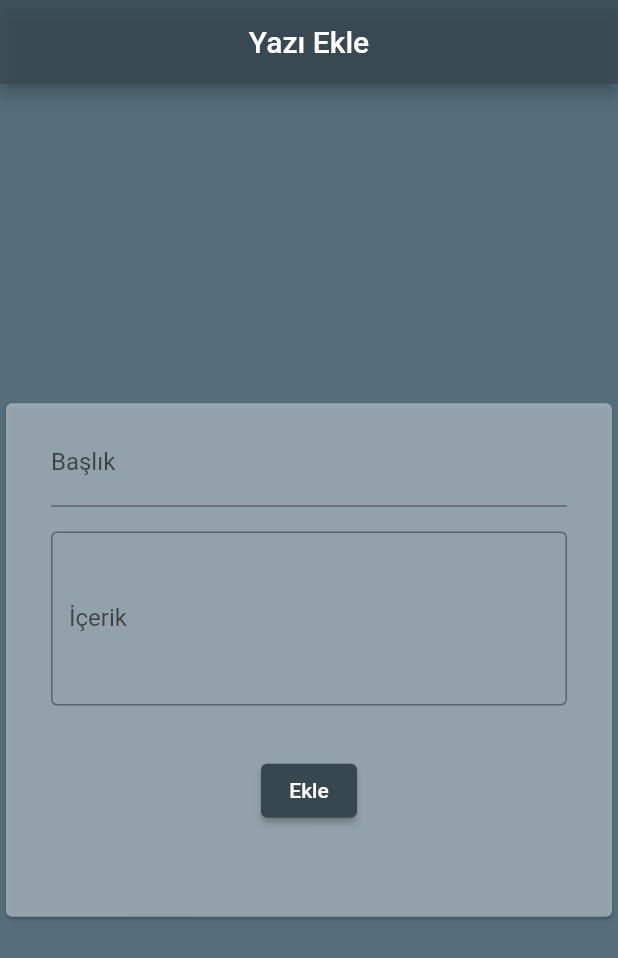
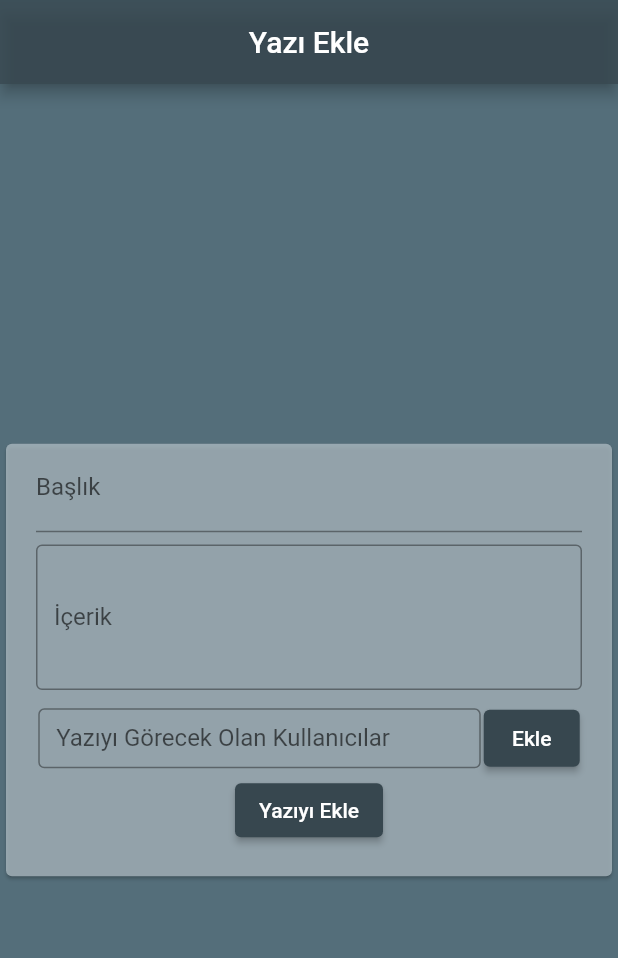
Before and after one commit to bayrak-yavuz/InternProject004, a Flutter app: the YaziEkrani screen opened directly, after a tap on "Ekle", on a phone screen of 412 x 824 dp. Shown: the top 958 px of the screen. Run offline on Flutter 3.47's test engine with Material 2 defaults, Android fonts, the phone set to English and light mode, and no system bars; our stand-ins replace cloud_firestore, email_validator, firebase_auth, firebase_core, fluttertoast; accounts and stored records are empty.

Commit message:
güncellendi

```diff
--- a/lib/yazisayfasi.dart
+++ b/lib/yazisayfasi.dart
@@ -1,4 +1,6 @@
 // ignore_for_file: prefer_const_constructors, unused_import
+
+import 'dart:ui';
 
 import 'package:cloud_firestore/cloud_firestore.dart';
 import 'package:firebase_auth/firebase_auth.dart';
@@ -13,9 +15,11 @@ class YaziEkrani extends StatefulWidget {
 class _YaziEkraniState extends State<YaziEkrani> {
   TextEditingController t1 = TextEditingController(); //başlık
   TextEditingController t2 = TextEditingController(); //içerik
+  TextEditingController t3 = TextEditingController(); //e mail
 
   var gelenYaziBasligi = "";
   var gelenYaziIcerigi = "";
+  final List<String> permission = <String>[];
   var currentUser = FirebaseAuth.instance.currentUser;
 
   yaziEkle() {
@@ -26,10 +30,14 @@ class _YaziEkraniState extends State<YaziEkrani> {
       'created_date': formattedDate,
       'is_deleted': false,
       //'noteid':
-      //'shared_users':
+      'shared_users': permission,
       'title': t1.text,
       'uid': currentUser!.uid,
     });
+  }
+
+  getMail() {
+    permission.add(t3.text);
   }
 
   /* yaziGuncelle() {
@@ -57,7 +65,7 @@ class _YaziEkraniState extends State<YaziEkrani> {
         child: Card(
           color: Colors.blueGrey.shade200.withOpacity(.75),
           child: Padding(
-            padding: EdgeInsets.fromLTRB(30, 10, 30, 60),
+            padding: EdgeInsets.fromLTRB(20, 0, 20, 20),
             child: Column(
               mainAxisSize: MainAxisSize.min,
               children: <Widget>[
@@ -69,22 +77,48 @@ class _YaziEkraniState extends State<YaziEkrani> {
                   controller: t1,
                 ),
                 SizedBox(
-                  height: size.height * 0.02,
+                  height: size.height * 0.01,
                 ),
                 TextField(
                   decoration: InputDecoration(
                     border: OutlineInputBorder(),
                     labelText: 'İçerik',
                   ),
-                  maxLines: 4,
+                  maxLines: 3,
                   controller: t2,
                 ),
                 SizedBox(
-                  height: size.height * 0.04,
+                  height: size.height * 0.01,
+                ),
+                Row(
+                  mainAxisAlignment: MainAxisAlignment.center,
+                  children: <Widget>[
+                    Container(
+                      width: 295,
+                      height: 40,
+                      child: TextField(
+                        decoration: InputDecoration(
+                          border: OutlineInputBorder(),
+                          labelText: 'Yazıyı Görecek Olan Kullanıcılar',
+                        ),
+                        controller: t3,
+                      ),
+                    ),
+                    Container(
+                      height: 48,
+                      padding: EdgeInsets.fromLTRB(2, 5, 0, 5),
+                      child: ElevatedButton(
+                        onPressed: getMail,
+                        child: Text("Ekle"),
+                        style: ElevatedButton.styleFrom(
+                            primary: Colors.blueGrey.shade800),
+                      ),
+                    )
+                  ],
                 ),
                 ElevatedButton(
                   onPressed: yaziEkle,
-                  child: Text("Ekle"),
+                  child: Text("Yazıyı Ekle"),
                   style: ElevatedButton.styleFrom(
                       primary: Colors.blueGrey.shade800),
                 ),
```
